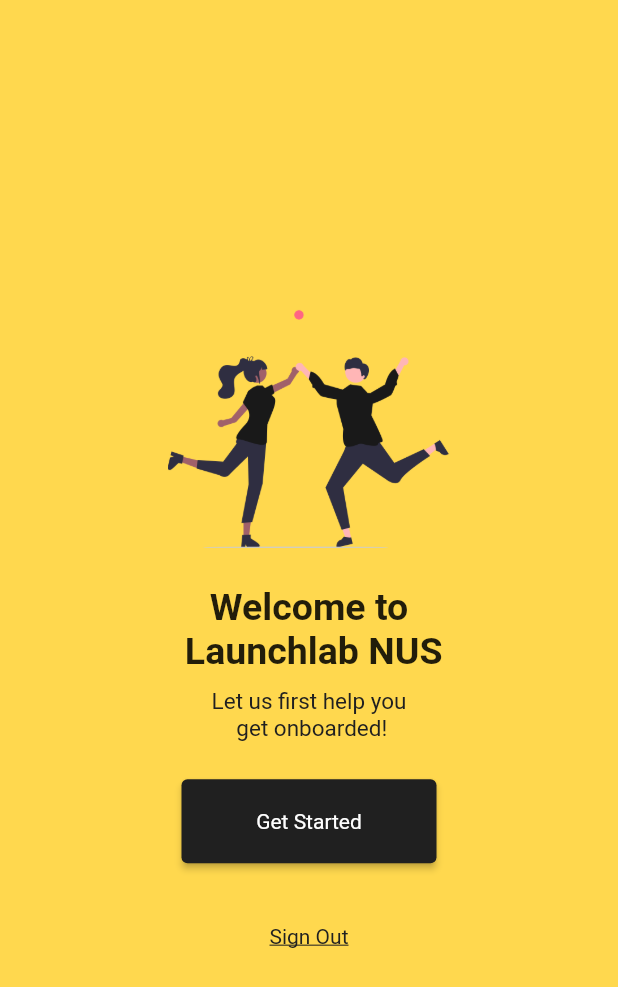
After one commit to jmsandiegoo/launchlab_nus_app, a Flutter app: the OnboardingWelcomePage screen opened by its route, on a phone screen of 412 x 824 dp. The commit adds this screen. Shown: the top 987 px of the screen. Run offline on Flutter 3.47's test engine with Material 2 defaults, Android fonts, the phone set to English and light mode, and no system bars; our stand-ins replace dartz, equatable, flutter_bloc, flutter_svg, go_router, supabase_flutter; accounts and stored records are empty.

Commit message:
Onboard routing and welcome page done

```diff
--- a/lib/src/config/app_router.dart
+++ b/lib/src/config/app_router.dart
@@ -1,14 +1,20 @@
 import 'package:flutter/material.dart';
 import 'package:go_router/go_router.dart';
-import '../presentation/authentication/screens/signin_page.dart';
-import '../presentation/chat/screens/chat_page.dart';
-import '../presentation/common/screens/protected_screen_page.dart';
-import '../presentation/common/screens/splash_screen_page.dart';
-import '../presentation/common/screens/unprotected_screen_page.dart';
-import '../presentation/common/widgets/scaffold_with_bottom_nav.dart';
-import '../presentation/team/screens/discover_page.dart';
-import '../presentation/team/screens/team_home_page.dart';
-import '../presentation/user/screens/profile_page.dart';
+import 'package:launchlab/src/presentation/authentication/screens/signin_page.dart';
+import 'package:launchlab/src/presentation/chat/screens/chat_page.dart';
+import 'package:launchlab/src/presentation/common/screens/protected_screen_page.dart';
+import 'package:launchlab/src/presentation/common/screens/splash_screen_page.dart';
+import 'package:launchlab/src/presentation/common/screens/unprotected_screen_page.dart';
+import 'package:launchlab/src/presentation/common/widgets/scaffold_with_bottom_nav.dart';
+import 'package:launchlab/src/presentation/team/screens/discover_page.dart';
+import 'package:launchlab/src/presentation/team/screens/team_home_page.dart';
+import 'package:launchlab/src/presentation/user/screens/onboarding_finish_page.dart';
+import 'package:launchlab/src/presentation/user/screens/onboarding_step1_page.dart';
+import 'package:launchlab/src/presentation/user/screens/onboarding_step2_page.dart';
+import 'package:launchlab/src/presentation/user/screens/onboarding_step3_page.dart';
+import 'package:launchlab/src/presentation/user/screens/onboarding_welcome_page.dart';
+import 'package:launchlab/src/presentation/user/screens/profile_page.dart';
+import 'package:launchlab/src/presentation/user/widgets/onboarding_container.dart';
 
 /// A file to configure the routing of the application
 
@@ -16,6 +22,10 @@ import '../presentation/user/screens/profile_page.dart';
 final _rootNavigatorKey = GlobalKey<NavigatorState>();
 final _protectedShellNavigatorKey = GlobalKey<NavigatorState>();
 final _unprotectedShellNavigatorKey = GlobalKey<NavigatorState>();
+
+final _mainShellKey = GlobalKey<NavigatorState>();
+final _onboardingShellKey = GlobalKey<NavigatorState>();
+final _nestedOnboardingShellKey = GlobalKey<NavigatorState>();
 
 final GoRouter appRouter = GoRouter(
   initialLocation: "/",
@@ -41,12 +51,63 @@ final GoRouter appRouter = GoRouter(
     ShellRoute(
       navigatorKey: _protectedShellNavigatorKey,
       builder: (context, state, child) {
-        return ProtectedScreenPage(
-          child: ScaffoldWithBottomNav(
-            child: child,
-          ),
+        return ProtectedScreenPage(child: child);
+      },
+      routes: [
+        ShellRoute(
+          navigatorKey: _onboardingShellKey,
+          builder: (context, state, child) => OnboardingContainer(child: child),
+          routes: [
+            GoRoute(
+              path: "/onboard",
+              pageBuilder: (context, state) {
+                return const NoTransitionPage(
+                  child: OnboardingWelcomePage(),
                 );
               },
+              routes: [
+                ShellRoute(
+                  navigatorKey: _nestedOnboardingShellKey,
+                  builder: (context, state, child) => child,
+                  routes: [
+                    GoRoute(
+                      path: "step-1",
+                      builder: (context, state) {
+                        return const OnboardingStep1Page();
+                      },
+                    ),
+                    GoRoute(
+                      path: "step-2",
+                      builder: (context, state) {
+                        return const OnboardingStep2Page();
+                      },
+                    ),
+                    GoRoute(
+                      path: "step-3",
+                      builder: (context, state) {
+                        return const OnboardingStep3Page();
+                      },
+                    ),
+                    GoRoute(
+                      path: "step-4",
+                      builder: (context, state) {
+                        return const OnboardingStep1Page();
+                      },
+                    )
+                  ],
+                ),
+              ],
+            ),
+            GoRoute(
+              path: "/onboard-success",
+              builder: (context, state) => const OnboardingFinishPage(),
+            ),
+          ],
+        ),
+        ShellRoute(
+          navigatorKey: _mainShellKey,
+          builder: (context, state, child) =>
+              ScaffoldWithBottomNav(child: child),
           routes: [
             GoRoute(
               path: "/team-home",
@@ -71,4 +132,6 @@ final GoRouter appRouter = GoRouter(
           ],
         )
       ],
+    )
+  ],
 );
--- a/lib/src/config/app_theme.dart
+++ b/lib/src/config/app_theme.dart
@@ -14,6 +14,24 @@ final ThemeData appThemeData = ThemeData(
       const ColorScheme.light(primary: yellowColor, secondary: blackColor),
   scaffoldBackgroundColor: lightGreyColor,
   appBarTheme: const AppBarTheme(elevation: 0),
+  elevatedButtonTheme: const ElevatedButtonThemeData(
+    style: ButtonStyle(
+      textStyle:
+          MaterialStatePropertyAll(TextStyle(fontWeight: FontWeight.w400)),
+      padding: MaterialStatePropertyAll(
+        EdgeInsets.symmetric(vertical: 20.0),
+      ),
+    ),
+  ),
+  textButtonTheme: const TextButtonThemeData(
+    style: ButtonStyle(
+      textStyle: MaterialStatePropertyAll(
+        TextStyle(
+          decoration: TextDecoration.underline,
+        ),
+      ),
+    ),
+  ),
   bottomNavigationBarTheme: const BottomNavigationBarThemeData(
       backgroundColor: blackColor, unselectedItemColor: whiteColor),
   fontFamily: "Roboto",
--- a/lib/src/presentation/authentication/screens/signin_page.dart
+++ b/lib/src/presentation/authentication/screens/signin_page.dart
@@ -1,6 +1,5 @@
 import 'package:flutter/material.dart';
 import 'package:flutter_bloc/flutter_bloc.dart';
-import 'package:launchlab/src/config/app_theme.dart';
 import 'package:launchlab/src/presentation/common/widgets/useful.dart';
 import 'package:supabase_flutter/supabase_flutter.dart';
 import '../../../data/authentication/repository/auth_repository.dart';
--- a/lib/src/presentation/common/widgets/useful.dart
+++ b/lib/src/presentation/common/widgets/useful.dart
@@ -81,10 +81,19 @@ Widget subHeaderText(String label, {size = 20.0, alignment = TextAlign.left}) {
   );
 }
 
-Widget bodyText(String label, {size = 15.0, color = blackColor}) {
+Widget bodyText(String label,
+    {size = 15.0,
+    color = blackColor,
+    weight = FontWeight.w400,
+    alignment = TextAlign.left}) {
   return Text(
     label,
-    style: TextStyle(fontSize: size, color: color),
+    textAlign: alignment,
+    style: TextStyle(
+      fontSize: size,
+      color: color,
+      fontWeight: weight,
+    ),
   );
 }
 
--- /dev/null
+++ b/lib/src/presentation/user/cubits/onboarding_container_cubit.dart
@@ -0,0 +1,15 @@
+import 'package:equatable/equatable.dart';
+import 'package:flutter/cupertino.dart';
+import 'package:flutter_bloc/flutter_bloc.dart';
+
+@immutable
+class OnboardingContainerState extends Equatable {
+  const OnboardingContainerState();
+
+  @override
+  List<Object?> get props => [];
+}
+
+class OnboardingContainerCubit extends Cubit<OnboardingContainerState> {
+  OnboardingContainerCubit() : super(const OnboardingContainerState());
+}
--- /dev/null
+++ b/lib/src/presentation/user/screens/onboarding_welcome_page.dart
@@ -0,0 +1,71 @@
+import 'package:flutter/material.dart';
+import 'package:flutter/widgets.dart';
+import 'package:launchlab/src/config/app_theme.dart';
+import 'package:launchlab/src/presentation/common/widgets/useful.dart';
+
+class OnboardingWelcomePage extends StatelessWidget {
+  const OnboardingWelcomePage({super.key});
+
+  @override
+  Widget build(BuildContext context) {
+    return Scaffold(
+      backgroundColor: Theme.of(context).colorScheme.primary,
+      body: Container(
+        alignment: Alignment.center,
+        padding: const EdgeInsets.all(10.0),
+        child: Column(
+          mainAxisAlignment: MainAxisAlignment.center,
+          crossAxisAlignment: CrossAxisAlignment.stretch,
+          children: [
+            SizedBox(
+              width: 290,
+              height: 190,
+              child: Image.asset("assets/images/onboard_welcome.png"),
+            ),
+            const SizedBox(
+              height: 25.0,
+            ),
+            headerText("Welcome to \n Launchlab NUS",
+                alignment: TextAlign.center),
+            const SizedBox(
+              height: 10.0,
+            ),
+            bodyText("Let us first help you \n get onboarded!",
+                alignment: TextAlign.center),
+            const SizedBox(
+              height: 25.0,
+            ),
+            Center(
+              child: Container(
+                constraints: const BoxConstraints(maxWidth: 170.0),
+                width: double.infinity,
+                child: ElevatedButton(
+                  style: ButtonStyle(
+                      backgroundColor: MaterialStateProperty.all<Color>(
+                          Theme.of(context).colorScheme.secondary)),
+                  onPressed: () => navigatePush(context, "/onboard/step-1"),
+                  child: const Text("Get Started"),
+                ),
+              ),
+            ),
+            const SizedBox(
+              height: 25.0,
+            ),
+            Center(
+              child: Container(
+                constraints: const BoxConstraints(maxWidth: 200.0),
+                width: double.infinity,
+                child: TextButton(
+                    onPressed: () => print("Test"),
+                    child: const Text(
+                      "Sign Out",
+                      style: TextStyle(color: blackColor),
+                    )),
+              ),
+            ),
+          ],
+        ),
+      ),
+    );
+  }
+}
--- /dev/null
+++ b/lib/src/presentation/user/widgets/onboarding_container.dart
@@ -0,0 +1,20 @@
+import 'package:flutter/material.dart';
+import 'package:flutter_bloc/flutter_bloc.dart';
+import 'package:launchlab/src/presentation/common/cubits/app_root_cubit.dart';
+import 'package:launchlab/src/presentation/user/cubits/onboarding_container_cubit.dart';
+
+class OnboardingContainer extends StatelessWidget {
+  const OnboardingContainer({super.key, required this.child});
+
+  final Widget child;
+
+  @override
+  Widget build(BuildContext context) {
+    return BlocProvider(
+        create: (_) => OnboardingContainerCubit(),
+        child: BlocConsumer<AppRootCubit, AppRootState>(
+          builder: (context, state) => child,
+          listener: (context, state) => print("watch onboard state"),
+        ));
+  }
+}
```
Also changed, not shown: lib/src/presentation/user/screens/onboarding_finish_page.dart (added, +21 -0 lines), lib/src/presentation/user/screens/onboarding_step1_page.dart (added, +10 -0 lines), lib/src/presentation/user/screens/onboarding_step2_page.dart (added, +10 -0 lines), lib/src/presentation/user/screens/onboarding_step3_page.dart (added, +10 -0 lines), lib/src/presentation/user/screens/onboarding_step4_page.dart (added, +10 -0 lines), assets/images/onboard_finish.png (added), assets/images/onboard_welcome.png (added), 2 other files. Lines whose indentation alone changed are shown as unchanged.
